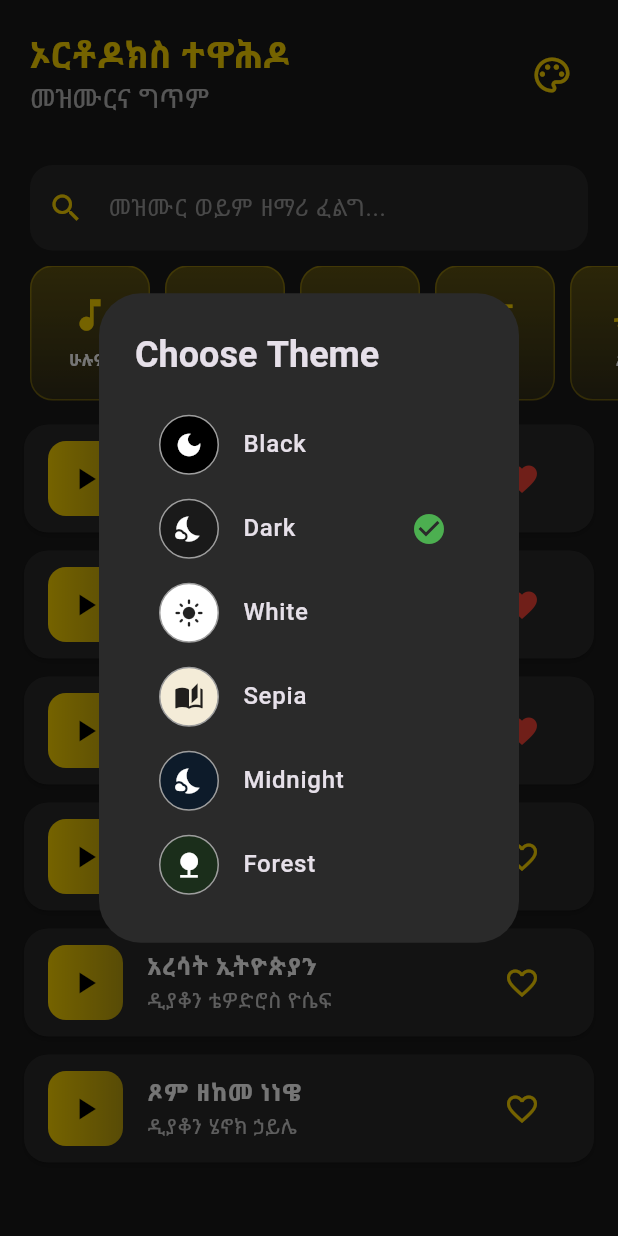
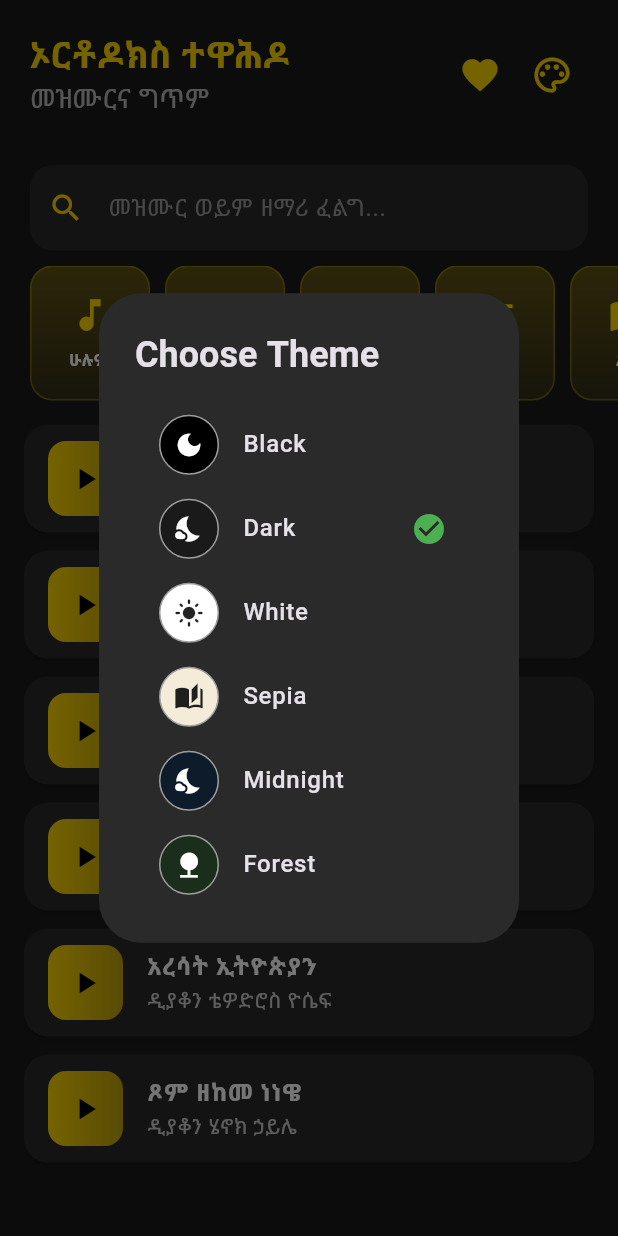
Before and after one commit to tsionshewangizaw/orthodox-mezmur, a Flutter app: the screen it shows after launch, after a tap on the "palette" icon, on a phone screen of 412 x 824 dp. Run offline on Flutter 3.47's test engine with Material 3 defaults, Android fonts, the phone set to English and light mode, and no system bars; our stand-ins replace equatable, flutter_bloc, google_fonts, just_audio, shared_preferences.

Commit message:
Updated icons and removed kidusan category

```diff
--- a/lib/features/home_page.dart
+++ b/lib/features/home_page.dart
@@ -5,8 +5,10 @@ import '../mezmur_bloc.dart';
 import '../mezmur_model.dart';
 import '../features/theme_settings.dart';
 import '../models/sub_category_model.dart';
+import '../services/favorites_service.dart';
 import 'audio_player_page.dart';
 import 'sub_category_page.dart';
+import 'favorites_page.dart';
 
 class HomePage extends StatefulWidget {
   const HomePage({super.key});
@@ -30,27 +32,27 @@ class _HomePageState extends State<HomePage> {
     super.dispose();
   }
 
-  void _showThemeDialog(BuildContext context) {
+  void _showThemeDialog(BuildContext ctx) {
     showDialog(
-      context: context,
-      builder: (context) {
+      context: ctx,
+      builder: (ctx) {
         return AlertDialog(
-          backgroundColor: Theme.of(context).cardColor,
+          backgroundColor: Theme.of(ctx).cardColor,
           title: const Text('Choose Theme',
               style: TextStyle(fontWeight: FontWeight.bold)),
           content: Column(
             mainAxisSize: MainAxisSize.min,
             children: [
-              _themeOption(context, 'Black', Colors.black, Icons.dark_mode),
+              _themeOption(ctx, 'Black', Colors.black, Icons.dark_mode),
               _themeOption(
-                  context, 'Dark', const Color(0xFF1A1A1A), Icons.nights_stay),
-              _themeOption(context, 'White', Colors.white, Icons.light_mode),
-              _themeOption(context, 'Sepia', const Color(0xFFF4ECD8),
-                  Icons.auto_stories),
-              _themeOption(context, 'Midnight', const Color(0xFF0D1B2A),
-                  Icons.nights_stay),
+                  ctx, 'Dark', const Color(0xFF1A1A1A), Icons.nights_stay),
+              _themeOption(ctx, 'White', Colors.white, Icons.light_mode),
               _themeOption(
-                  context, 'Forest', const Color(0xFF1B2E1B), Icons.nature),
+                  ctx, 'Sepia', const Color(0xFFF4ECD8), Icons.auto_stories),
+              _themeOption(
+                  ctx, 'Midnight', const Color(0xFF0D1B2A), Icons.nights_stay),
+              _themeOption(
+                  ctx, 'Forest', const Color(0xFF1B2E1B), Icons.nature),
             ],
           ),
         );
@@ -59,8 +61,8 @@ class _HomePageState extends State<HomePage> {
   }
 
   Widget _themeOption(
-      BuildContext context, String name, Color color, IconData icon) {
-    final themeSettings = Provider.of<ThemeSettings>(context);
+      BuildContext ctx, String name, Color color, IconData icon) {
+    final themeSettings = Provider.of<ThemeSettings>(ctx);
     final isSelected = themeSettings.selectedTheme == name;
 
     return ListTile(
@@ -87,7 +89,7 @@ class _HomePageState extends State<HomePage> {
           : null,
       onTap: () {
         themeSettings.setTheme(name);
-        Navigator.pop(context);
+        Navigator.pop(ctx);
       },
     );
   }
@@ -135,10 +137,24 @@ class _HomePageState extends State<HomePage> {
               ),
             ],
           ),
+          Row(
+            children: [
+              IconButton(
+                icon: Icon(Icons.favorite,
+                    color: Theme.of(context).primaryColor, size: 28),
+                onPressed: () {
+                  Navigator.push(
+                      context,
+                      MaterialPageRoute(
+                          builder: (context) => const FavoritesPage()));
+                },
+              ),
               IconButton(
                 icon: Icon(Icons.palette_outlined,
                     color: Theme.of(context).primaryColor, size: 28),
                 onPressed: () => _showThemeDialog(context),
+              ),
+            ],
           ),
         ],
       ),
@@ -177,16 +193,14 @@ class _HomePageState extends State<HomePage> {
       'በገና',
       'ጾም',
       'ወረብ',
-      'ቅዱሳን'
     ];
     final icons = [
       Icons.music_note,
       Icons.event,
       Icons.event_repeat,
       Icons.queue_music,
-      Icons.self_improvement,
-      Icons.calendar_month,
-      Icons.church,
+      Icons.menu_book,
+      Icons.church
     ];
 
     return SizedBox(
@@ -214,10 +228,7 @@ class _HomePageState extends State<HomePage> {
                       MaterialPageRoute(
                           builder: (context) => SubCategoryPage(
                               categoryName: categories[index],
-                        subCategories: subCats,
-                      ),
-                    ),
-                  );
+                              subCategories: subCats)));
                 }
               }
             },
@@ -225,14 +236,10 @@ class _HomePageState extends State<HomePage> {
               width: 80,
               margin: const EdgeInsets.symmetric(horizontal: 5),
               decoration: BoxDecoration(
-                gradient: LinearGradient(
-                  colors: [
+                gradient: LinearGradient(colors: [
                   Theme.of(context).primaryColor.withOpacity(0.3),
-                    Theme.of(context).primaryColor.withOpacity(0.1),
-                  ],
-                  begin: Alignment.topCenter,
-                  end: Alignment.bottomCenter,
-                ),
+                  Theme.of(context).primaryColor.withOpacity(0.1)
+                ], begin: Alignment.topCenter, end: Alignment.bottomCenter),
                 borderRadius: BorderRadius.circular(15),
                 border: Border.all(
                     color: Theme.of(context).primaryColor.withOpacity(0.3)),
@@ -243,15 +250,12 @@ class _HomePageState extends State<HomePage> {
                   Icon(icons[index],
                       color: Theme.of(context).primaryColor, size: 28),
                   const SizedBox(height: 8),
-                  Text(
-                    categories[index],
+                  Text(categories[index],
                       style: TextStyle(
                           color: Theme.of(context).textTheme.bodyLarge?.color,
                           fontSize: 11,
-                      fontWeight: FontWeight.bold,
-                    ),
-                    textAlign: TextAlign.center,
-                  ),
+                          fontWeight: FontWeight.bold),
+                      textAlign: TextAlign.center),
                 ],
               ),
             ),
@@ -267,20 +271,14 @@ class _HomePageState extends State<HomePage> {
         if (state is MezmurLoading) {
           return Center(
               child: CircularProgressIndicator(
-                color: Theme.of(context).primaryColor),
-          );
+                  color: Theme.of(context).primaryColor));
         }
-
         if (state is MezmurLoaded) {
           if (state.filteredMezmurs.isEmpty) {
             return Center(
-              child: Text(
-                'ምንም መዝሙር አልተገኘም',
-                style: TextStyle(color: Colors.grey[500], fontSize: 18),
-              ),
-            );
+                child: Text('ምንም መዝሙር አልተገኘም',
+                    style: TextStyle(color: Colors.grey[500], fontSize: 18)));
           }
-
           return ListView.builder(
             padding: const EdgeInsets.all(16),
             itemCount: state.filteredMezmurs.length,
@@ -289,65 +287,41 @@ class _HomePageState extends State<HomePage> {
               return Card(
                 margin: const EdgeInsets.only(bottom: 12),
                 shape: RoundedRectangleBorder(
-                  borderRadius: BorderRadius.circular(16),
-                ),
+                    borderRadius: BorderRadius.circular(16)),
                 color: Theme.of(context).cardColor,
                 child: ListTile(
                   leading: Container(
                     width: 50,
                     height: 50,
                     decoration: BoxDecoration(
-                      gradient: LinearGradient(
-                        colors: [
+                        gradient: LinearGradient(colors: [
                           Theme.of(context).primaryColor,
-                          Theme.of(context).primaryColor.withOpacity(0.7),
-                        ],
-                      ),
-                      borderRadius: BorderRadius.circular(12),
-                    ),
+                          Theme.of(context).primaryColor.withOpacity(0.7)
+                        ]),
+                        borderRadius: BorderRadius.circular(12)),
                     child: const Icon(Icons.play_arrow, color: Colors.black),
                   ),
-                  title: Text(
-                    mezmur.title,
+                  title: Text(mezmur.title,
                       style: TextStyle(
                           color: Theme.of(context).textTheme.titleMedium?.color,
-                      fontWeight: FontWeight.bold,
-                    ),
-                  ),
-                  subtitle: Text(
-                    mezmur.artist,
+                          fontWeight: FontWeight.bold)),
+                  subtitle: Text(mezmur.artist,
                       style: TextStyle(
-                      color: Theme.of(context).textTheme.bodyMedium?.color,
-                    ),
-                  ),
-                  trailing: IconButton(
-                    icon: Icon(
-                      mezmur.isFavorite
-                          ? Icons.favorite
-                          : Icons.favorite_border,
-                      color: mezmur.isFavorite
-                          ? Colors.red
-                          : Theme.of(context).primaryColor,
-                    ),
-                    onPressed: () {
-                      context.read<MezmurBloc>().add(ToggleFavorite(mezmur.id));
-                    },
-                  ),
+                          color:
+                              Theme.of(context).textTheme.bodyMedium?.color)),
                   onTap: () {
                     context.read<MezmurBloc>().add(SelectMezmur(mezmur));
                     Navigator.push(
                         context,
                         MaterialPageRoute(
-                        builder: (context) => AudioPlayerPage(mezmur: mezmur),
-                      ),
-                    );
+                            builder: (context) =>
+                                AudioPlayerPage(mezmur: mezmur)));
                   },
                 ),
               );
             },
           );
         }
-
         return const SizedBox();
       },
     );
```
Also changed, not shown: lib/features/audio_player_page.dart (+50 -88 lines), lib/features/favorites_page.dart (added, +101 -0 lines), lib/services/favorites_service.dart (added, +46 -0 lines), 2 other files. Lines whose indentation alone changed are shown as unchanged.
